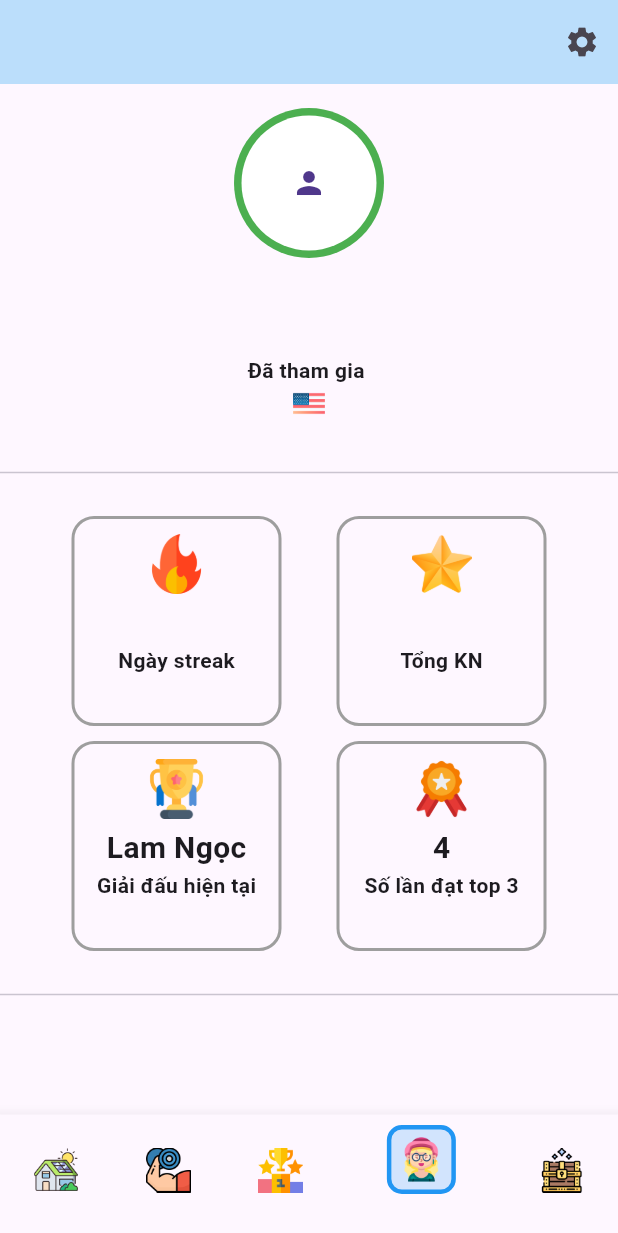
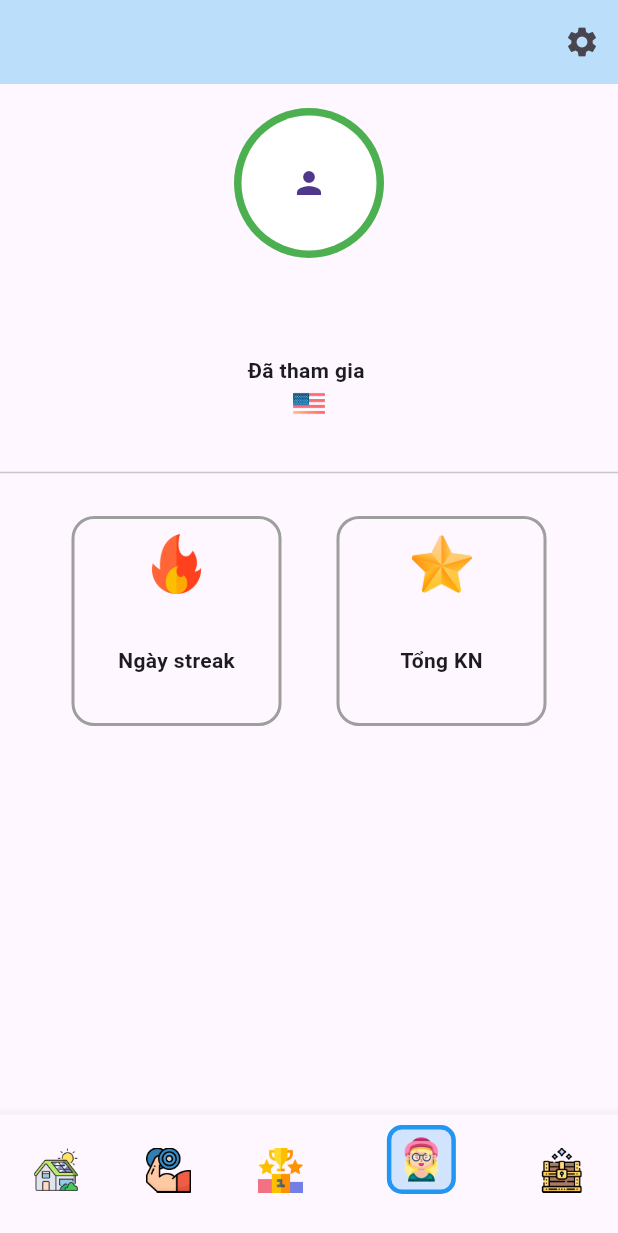
Before and after one commit to Maple1302/LearningEnglishApp, a Flutter app: the screen it shows once a user with an empty profile is signed in, swiped to page 4, on a phone screen of 412 x 824 dp. Shown: the top 1233 px of the screen. Run offline on Flutter 3.47's test engine with Material 3 defaults, Android fonts, the phone set to English and light mode, and no system bars; our stand-ins replace audioplayers, cloud_firestore, firebase_auth, firebase_core, firebase_storage, flutter_animation_progress_bar and 8 more; missing offline and left inert: flutter_color, flutter_fft; accounts and stored records are empty; network calls fail.

Commit message:
update user profile

```diff
--- a/lib/views/admin/user_profile.dart
+++ b/lib/views/admin/user_profile.dart
@@ -104,25 +104,9 @@ class _ProfileScreenState extends State<ProfileScreen> {
                             ),
                           ],
                         ),
-                        const Row(
-                          mainAxisAlignment: MainAxisAlignment.spaceEvenly,
-                          children: [
-                            StatCard(
-                              icon: 'images/trophy.png',
-                              value: 'Lam Ngọc',
-                              label: 'Giải đấu hiện tại',
-                            ),
-                            StatCard(
-                              icon: 'images/medal.png',
-                              value: '4',
-                              label: 'Số lần đạt top 3',
-                            ),
-                          ],
-                        ),
                       ],
                     ),
                   ),
-                  const Divider(),
                   // Additional achievements or other sections can go here
                 ],
               ),
@@ -256,7 +240,7 @@ class _ProfileEditPageState extends State<ProfileEditPage> {
                   kN: user.kN,
                   lastCompletionDate: user.lastCompletionDate);
 
-              if(authViewModel.user != newUser){
+              if (authViewModel.user != newUser) {
                 // ignore: use_build_context_synchronously
                 authViewModel.updateUser(newUser);
                 // ignore: use_build_context_synchronously
@@ -550,7 +534,13 @@ class _ChangePasswordScreenState extends State<ChangePasswordScreen> {
                     });
                   }
                 },
-                child: const Text('LƯU LẠI'),
+                style: ElevatedButton.styleFrom(
+
+                  backgroundColor: Colors.blue,
+                  padding: const EdgeInsets.all(15),
+
+                ),
+                child: const Text('Đổi mật khẩu',  style:TextStyle(color: Colors.white),),
               ),
             ],
           ),
--- a/lib/views/maps/map_list_screen.dart
+++ b/lib/views/maps/map_list_screen.dart
@@ -448,7 +448,7 @@ class AddMapScreen extends StatelessWidget {
                   },
                 );
               },
-              child: const Text('Add Map'),
+              child: const Text('Thêm phần học mới'),
             ),
           ],
         ),
```
Also changed, not shown: lib/views/auth/email_authentication_view_otp.dart (deleted). Lines whose indentation alone changed are shown as unchanged.
